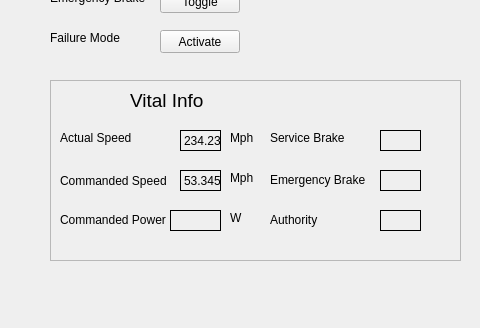
shamuraii/ECE1140, file TrainController/testui.ui: the form before one commit; both pictures show x 0 to 480 and y 280 to 608 of the 840 by 608 pixel window.
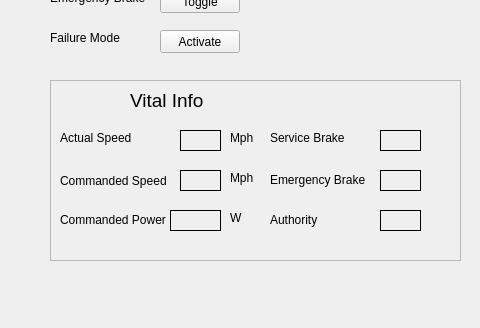
The form after the commit.

Diff of the .ui file:
```diff
--- a/TrainController/testui.ui
+++ b/TrainController/testui.ui
@@ -526,7 +526,7 @@
      <enum>QFrame::Plain</enum>
     </property>
     <property name="text">
-     <string>234.2345</string>
+     <string/>
     </property>
    </widget>
    <widget class="QLabel" name="commanded_speed_value">
@@ -542,7 +542,7 @@
      <enum>QFrame::Box</enum>
     </property>
     <property name="text">
-     <string>53.3455</string>
+     <string/>
     </property>
    </widget>
    <widget class="QLabel" name="mph_label">
```
